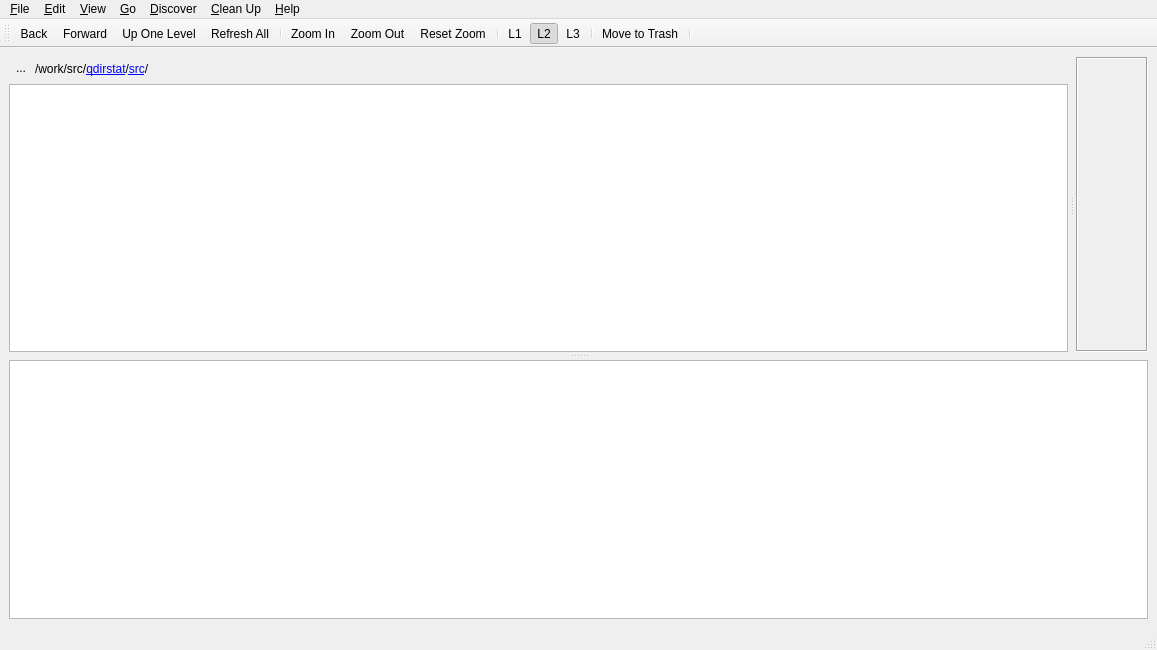
First picture: the form in src/main-window.ui, repository mengzhisuoliu/qdirstat, before the edit.
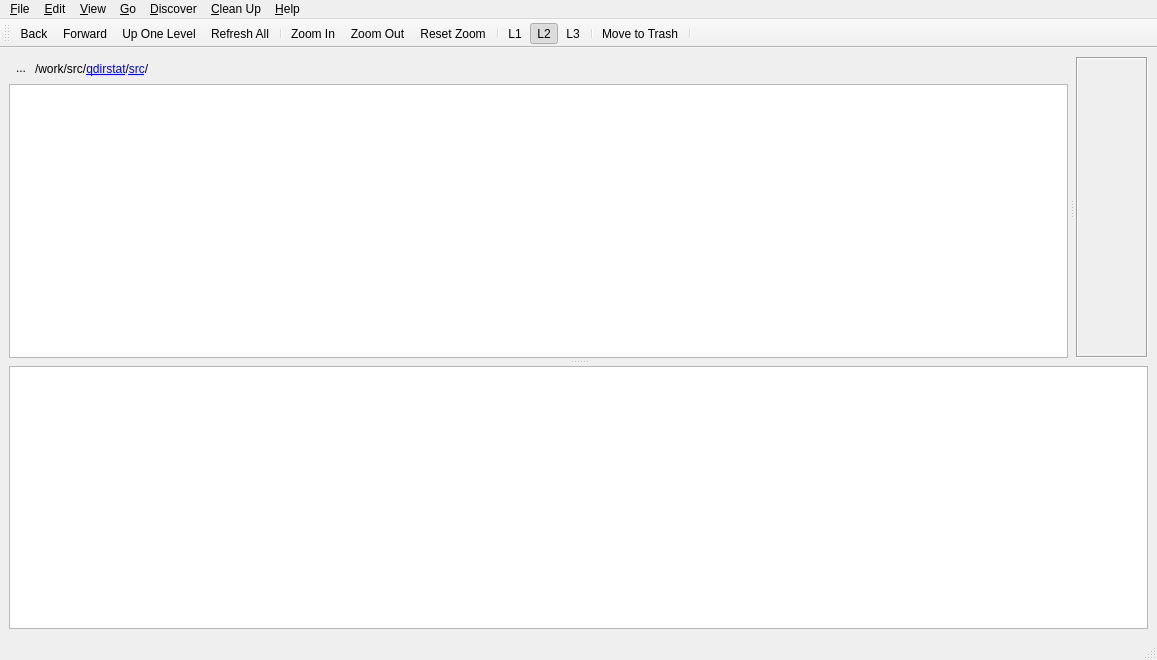
Second picture: the form after the edit. Icons and pictures are not drawn. Custom widgets are drawn as their Qt base class.

Commit message: New widget sizes suitable for Qt6 generated by Qt Designer6

Diff of the .ui file:
```diff
--- a/src/main-window.ui
+++ b/src/main-window.ui
@@ -8,7 +8,7 @@
     <x>0</x>
     <y>0</y>
     <width>1157</width>
-    <height>650</height>
+    <height>660</height>
    </rect>
   </property>
   <property name="windowTitle">
@@ -155,8 +155,8 @@
           <rect>
            <x>0</x>
            <y>0</y>
-           <width>63</width>
-           <height>296</height>
+           <width>88</width>
+           <height>289</height>
           </rect>
          </property>
         </widget>
```
Left out of the diff: 2 changed lines with no effect on the pictures.
